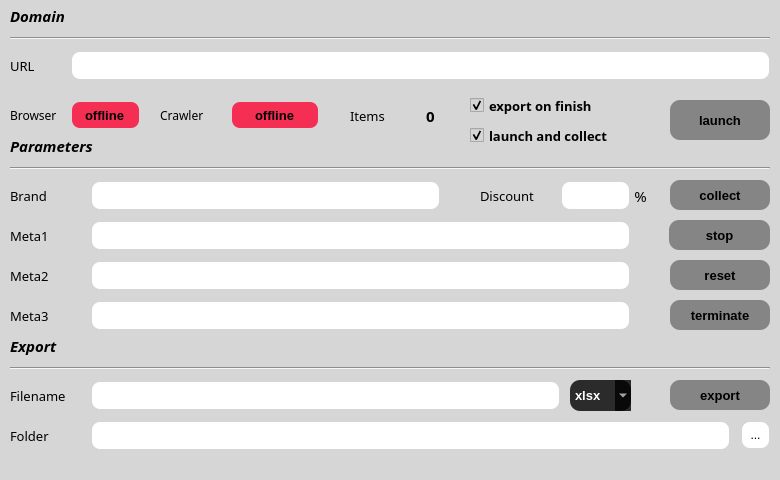
The window that gui/ui_resources/atcrawl_crawler_ui.ui (kosazna/atcrawl) describes before a commit, drawn with Qt 5.
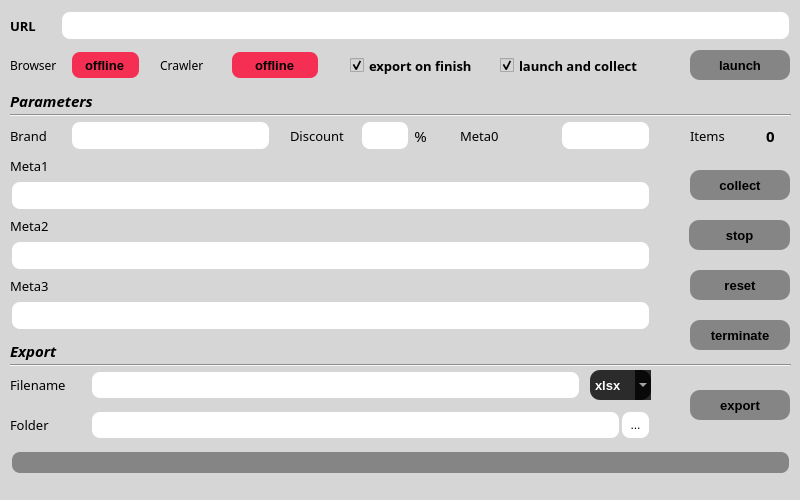
The same window after the commit.

Commit message: (D) updated scripts

What changed in the file:
```diff
--- a/gui/ui_resources/atcrawl_crawler_ui.ui
+++ b/gui/ui_resources/atcrawl_crawler_ui.ui
@@ -6,8 +6,8 @@
    <rect>
     <x>0</x>
     <y>0</y>
-    <width>780</width>
-    <height>480</height>
+    <width>800</width>
+    <height>500</height>
    </rect>
   </property>
   <property name="windowTitle">
@@ -21,8 +21,8 @@
     <property name="geometry">
      <rect>
       <x>10</x>
-      <y>50</y>
-      <width>31</width>
+      <y>10</y>
+      <width>41</width>
       <height>31</height>
      </rect>
     </property>
@@ -30,9 +30,9 @@
      <font>
       <family>Century Gothic</family>
       <pointsize>10</pointsize>
-      <weight>50</weight>
+      <weight>75</weight>
       <italic>false</italic>
-      <bold>false</bold>
+      <bold>true</bold>
      </font>
     </property>
     <property name="styleSheet">
@@ -45,9 +45,9 @@
    <widget class="QLineEdit" name="in_url">
     <property name="geometry">
      <rect>
-      <x>70</x>
-      <y>50</y>
-      <width>701</width>
+      <x>60</x>
+      <y>10</y>
+      <width>731</width>
       <height>31</height>
      </rect>
     </property>
@@ -71,8 +71,8 @@
    <widget class="QToolButton" name="bt_reset">
     <property name="geometry">
      <rect>
-      <x>670</x>
-      <y>260</y>
+      <x>690</x>
+      <y>270</y>
       <width>100</width>
       <height>30</height>
      </rect>
@@ -100,7 +100,7 @@
     <property name="geometry">
      <rect>
       <x>10</x>
-      <y>180</y>
+      <y>120</y>
       <width>81</width>
       <height>31</height>
      </rect>
@@ -125,9 +125,9 @@
     <property name="geometry">
      <rect>
       <x>10</x>
-      <y>160</y>
-      <width>760</width>
-      <height>16</height>
+      <y>110</y>
+      <width>781</width>
+      <height>10</height>
      </rect>
     </property>
     <property name="orientation">
@@ -137,10 +137,10 @@
    <widget class="QToolButton" name="bt_launch">
     <property name="geometry">
      <rect>
-      <x>670</x>
-      <y>100</y>
+      <x>690</x>
+      <y>50</y>
       <width>100</width>
-      <height>40</height>
+      <height>30</height>
      </rect>
     </property>
     <property name="font">
@@ -165,8 +165,8 @@
    <widget class="QToolButton" name="bt_collect">
     <property name="geometry">
      <rect>
-      <x>670</x>
-      <y>180</y>
+      <x>690</x>
+      <y>170</y>
       <width>100</width>
       <height>30</height>
      </rect>
@@ -193,8 +193,8 @@
    <widget class="QToolButton" name="bt_export">
     <property name="geometry">
      <rect>
-      <x>670</x>
-      <y>380</y>
+      <x>690</x>
+      <y>390</y>
       <width>100</width>
       <height>30</height>
      </rect>
@@ -221,9 +221,9 @@
    <widget class="QLineEdit" name="in_brand">
     <property name="geometry">
      <rect>
-      <x>90</x>
-      <y>180</y>
-      <width>351</width>
+      <x>70</x>
+      <y>120</y>
+      <width>201</width>
       <height>31</height>
      </rect>
     </property>
@@ -247,8 +247,8 @@
    <widget class="QLabel" name="label_discount">
     <property name="geometry">
      <rect>
-      <x>480</x>
-      <y>180</y>
+      <x>290</x>
+      <y>120</y>
       <width>71</width>
       <height>31</height>
      </rect>
@@ -272,9 +272,9 @@
    <widget class="QLineEdit" name="in_discount">
     <property name="geometry">
      <rect>
-      <x>560</x>
-      <y>180</y>
-      <width>71</width>
+      <x>360</x>
+      <y>120</y>
+      <width>50</width>
       <height>31</height>
      </rect>
     </property>
@@ -298,8 +298,8 @@
    <widget class="QLabel" name="label_pct">
     <property name="geometry">
      <rect>
-      <x>630</x>
-      <y>180</y>
+      <x>410</x>
+      <y>120</y>
       <width>21</width>
       <height>31</height>
      </rect>
@@ -327,9 +327,9 @@
     <property name="geometry">
      <rect>
       <x>90</x>
-      <y>420</y>
-      <width>641</width>
-      <height>31</height>
+      <y>410</y>
+      <width>531</width>
+      <height>30</height>
      </rect>
     </property>
     <property name="font">
@@ -353,9 +353,9 @@
     <property name="geometry">
      <rect>
       <x>10</x>
-      <y>420</y>
+      <y>410</y>
       <width>61</width>
-      <height>31</height>
+      <height>30</height>
      </rect>
     </property>
     <property name="font">
@@ -378,9 +378,9 @@
     <property name="geometry">
      <rect>
       <x>10</x>
-      <y>380</y>
+      <y>370</y>
       <width>71</width>
-      <height>31</height>
+      <height>30</height>
      </rect>
     </property>
     <property name="font">
@@ -403,9 +403,9 @@
     <property name="geometry">
      <rect>
       <x>90</x>
-      <y>380</y>
-      <width>471</width>
-      <height>31</height>
+      <y>370</y>
+      <width>491</width>
+      <height>30</height>
      </rect>
     </property>
     <property name="font">
@@ -430,8 +430,8 @@
      <rect>
       <x>10</x>
       <y>360</y>
-      <width>760</width>
-      <height>16</height>
+      <width>781</width>
+      <height>10</height>
      </rect>
     </property>
     <property name="orientation">
@@ -442,9 +442,9 @@
     <property name="geometry">
      <rect>
       <x>10</x>
-      <y>330</y>
+      <y>340</y>
       <width>121</width>
-      <height>31</height>
+      <height>21</height>
      </rect>
     </property>
     <property name="font">
@@ -466,8 +466,8 @@
    <widget class="QToolButton" name="bt_terminate">
     <property name="geometry">
      <rect>
-      <x>670</x>
-      <y>300</y>
+      <x>690</x>
+      <y>320</y>
       <width>100</width>
       <height>30</height>
      </rect>
@@ -495,9 +495,9 @@
     <property name="geometry">
      <rect>
       <x>10</x>
-      <y>130</y>
+      <y>90</y>
       <width>121</width>
-      <height>31</height>
+      <height>21</height>
      </rect>
     </property>
     <property name="font">
@@ -516,50 +516,12 @@
      <string>Parameters</string>
     </property>
    </widget>
-   <widget class="QLabel" name="label_domain">
-    <property name="geometry">
-     <rect>
-      <x>10</x>
-      <y>0</y>
-      <width>121</width>
-      <height>31</height>
-     </rect>
-    </property>
-    <property name="font">
-     <font>
-      <family>Century Gothic</family>
-      <pointsize>11</pointsize>
-      <weight>75</weight>
-      <italic>true</italic>
-      <bold>true</bold>
-     </font>
-    </property>
-    <property name="styleSheet">
-     <string notr="true"/>
-    </property>
-    <property name="text">
-     <string>Domain</string>
-    </property>
-   </widget>
-   <widget class="Line" name="line_3">
-    <property name="geometry">
-     <rect>
-      <x>10</x>
-      <y>30</y>
-      <width>760</width>
-      <height>16</height>
-     </rect>
-    </property>
-    <property name="orientation">
-     <enum>Qt::Horizontal</enum>
-    </property>
-   </widget>
    <widget class="QCheckBox" name="check_export">
     <property name="geometry">
      <rect>
-      <x>470</x>
-      <y>90</y>
-      <width>171</width>
+      <x>350</x>
+      <y>50</y>
+      <width>141</width>
       <height>31</height>
      </rect>
     </property>
@@ -582,7 +544,7 @@
     <property name="geometry">
      <rect>
       <x>70</x>
-      <y>100</y>
+      <y>50</y>
       <width>71</width>
       <height>30</height>
      </rect>
@@ -617,7 +579,7 @@
     <property name="geometry">
      <rect>
       <x>10</x>
-      <y>100</y>
+      <y>50</y>
       <width>51</width>
       <height>30</height>
      </rect>
@@ -641,7 +603,7 @@
    <widget class="QToolButton" name="bt_stop_collect">
     <property name="geometry">
      <rect>
-      <x>669</x>
+      <x>689</x>
       <y>220</y>
       <width>101</width>
       <height>30</height>
@@ -669,8 +631,8 @@
    <widget class="QToolButton" name="browse_folder">
     <property name="geometry">
      <rect>
-      <x>740</x>
-      <y>420</y>
+      <x>620</x>
+      <y>410</y>
       <width>31</width>
       <height>30</height>
      </rect>
@@ -689,10 +651,10 @@
    <widget class="QComboBox" name="list_type">
     <property name="geometry">
      <rect>
-      <x>570</x>
-      <y>380</y>
+      <x>590</x>
+      <y>370</y>
       <width>61</width>
-      <height>31</height>
+      <height>30</height>
      </rect>
     </property>
     <property name="font">
@@ -725,7 +687,7 @@
     <property name="geometry">
      <rect>
       <x>230</x>
-      <y>100</y>
+      <y>50</y>
       <width>90</width>
       <height>30</height>
      </rect>
@@ -760,7 +722,7 @@
     <property name="geometry">
      <rect>
       <x>160</x>
-      <y>100</y>
+      <y>50</y>
       <width>61</width>
       <height>30</height>
      </rect>
@@ -784,9 +746,9 @@
    <widget class="QLabel" name="label_items">
     <property name="geometry">
      <rect>
-      <x>350</x>
-      <y>100</y>
-      <width>51</width>
+      <x>690</x>
+      <y>120</y>
+      <width>41</width>
       <height>31</height>
      </rect>
     </property>
@@ -809,8 +771,8 @@
    <widget class="QLabel" name="count_items">
     <property name="geometry">
      <rect>
-      <x>400</x>
-      <y>100</y>
+      <x>740</x>
+      <y>120</y>
       <width>61</width>
       <height>31</height>
      </rect>
@@ -837,9 +799,9 @@
    <widget class="QLineEdit" name="in_meta1">
     <property name="geometry">
      <rect>
-      <x>90</x>
-      <y>220</y>
-      <width>541</width>
+      <x>10</x>
+      <y>180</y>
+      <width>641</width>
       <height>31</height>
      </rect>
     </property>
@@ -864,8 +826,8 @@
     <property name="geometry">
      <rect>
       <x>10</x>
-      <y>220</y>
-      <width>81</width>
+      <y>150</y>
+      <width>500</width>
       <height>31</height>
      </rect>
     </property>
@@ -889,8 +851,8 @@
     <property name="geometry">
      <rect>
       <x>10</x>
-      <y>260</y>
-      <width>81</width>
+      <y>210</y>
+      <width>500</width>
       <height>31</height>
      </rect>
     </property>
@@ -913,9 +875,9 @@
    <widget class="QLineEdit" name="in_meta2">
     <property name="geometry">
      <rect>
-      <x>90</x>
-      <y>260</y>
-      <width>541</width>
+      <x>10</x>
+      <y>240</y>
+      <width>641</width>
       <height>31</height>
      </rect>
     </property>
@@ -940,8 +902,8 @@
     <property name="geometry">
      <rect>
       <x>10</x>
-      <y>300</y>
-      <width>81</width>
+      <y>270</y>
+      <width>500</width>
       <height>31</height>
      </rect>
     </property>
@@ -964,9 +926,9 @@
    <widget class="QLineEdit" name="in_meta3">
     <property name="geometry">
      <rect>
-      <x>90</x>
+      <x>10</x>
       <y>300</y>
-      <width>541</width>
+      <width>641</width>
       <height>31</height>
      </rect>
     </property>
@@ -990,9 +952,9 @@
    <widget class="QCheckBox" name="check_launch_collect">
     <property name="geometry">
      <rect>
-      <x>470</x>
-      <y>120</y>
-      <width>181</width>
+      <x>500</x>
+      <y>50</y>
+      <width>161</width>
       <height>31</height>
      </rect>
     </property>
@@ -1011,6 +973,83 @@
      <bool>true</bool>
     </property>
    </widget>
+   <widget class="QLabel" name="label_meta0">
+    <property name="geometry">
+     <rect>
+      <x>460</x>
+      <y>120</y>
+      <width>101</width>
+      <height>31</height>
+     </rect>
+    </property>
+    <property name="font">
+     <font>
+      <family>Century Gothic</family>
+      <pointsize>10</pointsize>
+      <weight>50</weight>
+      <italic>false</italic>
+      <bold>false</bold>
+     </font>
+    </property>
+    <property name="styleSheet">
+     <string notr="true"/>
+    </property>
+    <property name="text">
+     <string>Meta0</string>
+    </property>
+   </widget>
+   <widget class="QLineEdit" name="in_meta0">
+    <property name="geometry">
+     <rect>
+      <x>560</x>
+      <y>120</y>
+      <width>91</width>
+      <height>31</height>
+     </rect>
+    </property>
+    <property name="font">
+     <font>
+      <family>Segoe UI</family>
+      <pointsize>10</pointsize>
+     </font>
+    </property>
+    <property name="styleSheet">
+     <string notr="true">background-color: rgb(255, 255, 255);
+border-width:4px;
+border-color:black;
+border-style:offset;
+border-radius:10px;</string>
+    </property>
+    <property name="text">
+     <string/>
+    </property>
+   </widget>
+   <widget class="QLineEdit" name="output">
+    <property name="geometry">
+     <rect>
+      <x>10</x>
+      <y>450</y>
+      <width>781</width>
+      <height>25</height>
+     </rect>
+    </property>
+    <property name="font">
+     <font>
+      <family>Segoe UI</family>
+      <pointsize>10</pointsize>
+     </font>
+    </property>
+    <property name="styleSheet">
+     <string notr="true">background-color: rgba(112, 112, 112, 0.8);
+border-width:4px;
+border-color:black;
+border-style:offset;
+border-radius:10px;</string>
+    </property>
+    <property name="text">
+     <string/>
+    </property>
+   </widget>
   </widget>
   <widget class="QStatusBar" name="statusbar"/>
  </widget>
```
The commit also changes 2 other files.
